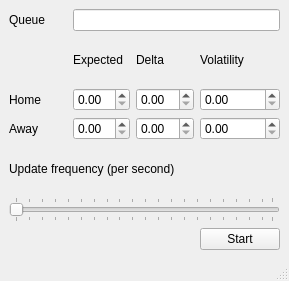
This is Version 5 - message queue visualization/qt_simulator.ui in saboyle/qt-python-probability-space-visualisation as Qt 5 draws it before an edit. The edited form follows.
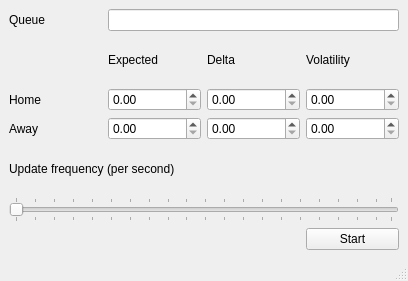
This is the edited form.

```diff
--- a/Version 5 - message queue visualization/qt_simulator.ui
+++ b/Version 5 - message queue visualization/qt_simulator.ui
@@ -6,7 +6,7 @@
    <rect>
     <x>0</x>
     <y>0</y>
-    <width>289</width>
+    <width>408</width>
     <height>281</height>
    </rect>
   </property>
```
Left out of the diff: 4 changed lines with no effect on the pictures.
